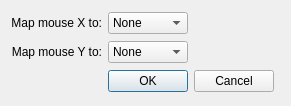
opentrack/opentrack, file proto-mouse/ftnoir_mousecontrols.ui: the form before one commit.
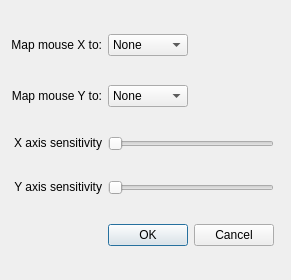
The form after the commit. Icons and pictures are not drawn.

What changed in the file:
```diff
--- a/proto-mouse/ftnoir_mousecontrols.ui
+++ b/proto-mouse/ftnoir_mousecontrols.ui
@@ -10,7 +10,7 @@
     <x>0</x>
     <y>0</y>
     <width>280</width>
-    <height>106</height>
+    <height>280</height>
    </rect>
   </property>
   <property name="windowTitle">
@@ -46,6 +46,25 @@
      </property>
     </widget>
    </item>
+   <item row="1" column="0">
+    <widget class="QLabel" name="textLabel2_3">
+     <property name="sizePolicy">
+      <sizepolicy hsizetype="Minimum" vsizetype="Fixed">
+       <horstretch>0</horstretch>
+       <verstretch>0</verstretch>
+      </sizepolicy>
+     </property>
+     <property name="text">
+      <string>Map mouse Y to:</string>
+     </property>
+     <property name="alignment">
+      <set>Qt::AlignRight|Qt::AlignTrailing|Qt::AlignVCenter</set>
+     </property>
+     <property name="wordWrap">
+      <bool>false</bool>
+     </property>
+    </widget>
+   </item>
    <item row="0" column="1" colspan="2">
     <widget class="QComboBox" name="cbxSelectMouse_X">
      <property name="maximumSize">
@@ -148,32 +167,83 @@
      </item>
     </widget>
    </item>
-   <item row="1" column="0">
-    <widget class="QLabel" name="textLabel2_3">
-     <property name="sizePolicy">
-      <sizepolicy hsizetype="Minimum" vsizetype="Fixed">
-       <horstretch>0</horstretch>
-       <verstretch>0</verstretch>
-      </sizepolicy>
-     </property>
-     <property name="text">
-      <string>Map mouse Y to:</string>
-     </property>
-     <property name="alignment">
-      <set>Qt::AlignRight|Qt::AlignTrailing|Qt::AlignVCenter</set>
-     </property>
-     <property name="wordWrap">
-      <bool>false</bool>
-     </property>
-    </widget>
-   </item>
-   <item row="2" column="1">
+   <item row="4" column="1">
     <widget class="QDialogButtonBox" name="buttonBox">
      <property name="standardButtons">
       <set>QDialogButtonBox::Cancel|QDialogButtonBox::Ok</set>
      </property>
     </widget>
    </item>
+   <item row="2" column="0">
+    <widget class="QLabel" name="textLabel2_4">
+     <property name="sizePolicy">
+      <sizepolicy hsizetype="Minimum" vsizetype="Fixed">
+       <horstretch>0</horstretch>
+       <verstretch>0</verstretch>
+      </sizepolicy>
+     </property>
+     <property name="text">
+      <string>X axis sensitivity</string>
+     </property>
+     <property name="alignment">
+      <set>Qt::AlignRight|Qt::AlignTrailing|Qt::AlignVCenter</set>
+     </property>
+     <property name="wordWrap">
+      <bool>false</bool>
+     </property>
+    </widget>
+   </item>
+   <item row="2" column="1">
+    <widget class="QSlider" name="sensitivity_x">
+     <property name="sizePolicy">
+      <sizepolicy hsizetype="Expanding" vsizetype="Preferred">
+       <horstretch>0</horstretch>
+       <verstretch>0</verstretch>
+      </sizepolicy>
+     </property>
+     <property name="orientation">
+      <enum>Qt::Horizontal</enum>
+     </property>
+     <property name="tickInterval">
+      <number>25</number>
+     </property>
+    </widget>
+   </item>
+   <item row="3" column="0">
+    <widget class="QLabel" name="textLabel2_5">
+     <property name="sizePolicy">
+      <sizepolicy hsizetype="Minimum" vsizetype="Fixed">
+       <horstretch>0</horstretch>
+       <verstretch>0</verstretch>
+      </sizepolicy>
+     </property>
+     <property name="text">
+      <string>Y axis sensitivity</string>
+     </property>
+     <property name="alignment">
+      <set>Qt::AlignRight|Qt::AlignTrailing|Qt::AlignVCenter</set>
+     </property>
+     <property name="wordWrap">
+      <bool>false</bool>
+     </property>
+    </widget>
+   </item>
+   <item row="3" column="1">
+    <widget class="QSlider" name="sensitivity_y">
+     <property name="sizePolicy">
+      <sizepolicy hsizetype="Expanding" vsizetype="Preferred">
+       <horstretch>0</horstretch>
+       <verstretch>0</verstretch>
+      </sizepolicy>
+     </property>
+     <property name="orientation">
+      <enum>Qt::Horizontal</enum>
+     </property>
+     <property name="tickInterval">
+      <number>25</number>
+     </property>
+    </widget>
+   </item>
   </layout>
  </widget>
  <resources>
```
